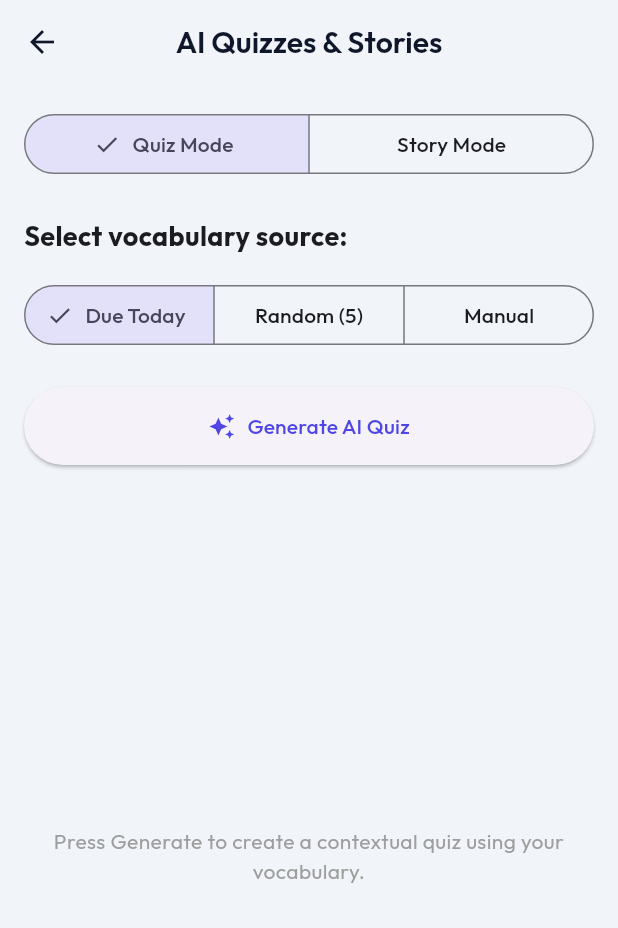
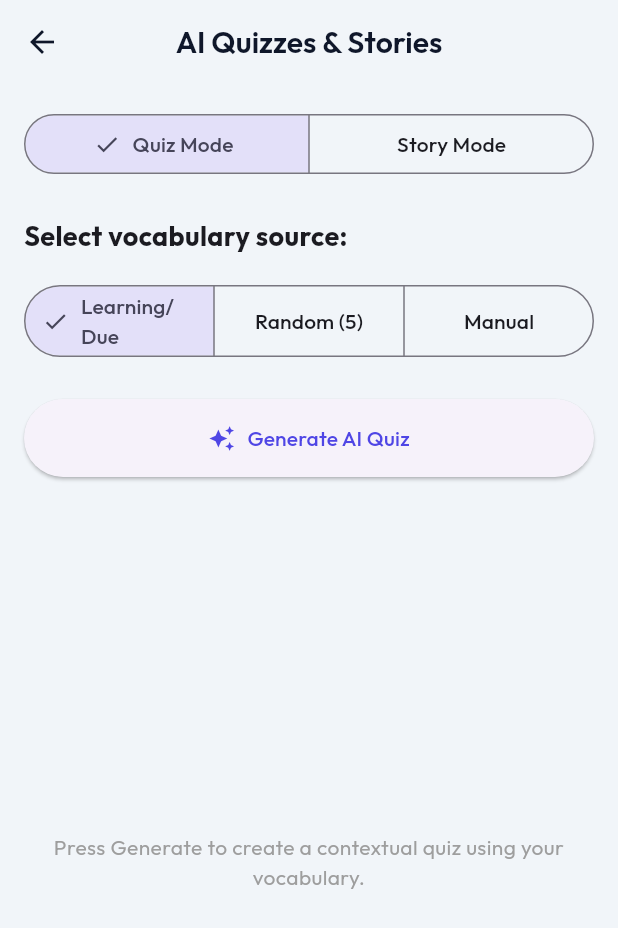
Before and after one commit to hsmoallem/AI-vocab-builder, a Flutter app: the AiQuizScreen screen opened directly, on a phone screen of 412 x 824 dp. Shown: the top 928 px of the screen. Run offline on Flutter 3.47's test engine with Material 3 defaults, Android fonts, the phone set to English and light mode, and no system bars; our stand-ins replace cloud_firestore, dropdown_button2, firebase_auth, firebase_core, flutter_tts, google_fonts and 7 more; missing offline and left inert: dart:html, flutter_pdfview, google_mlkit_language_id, syncfusion_flutter_pdf, syncfusion_flutter_pdfviewer; accounts and stored records are empty.

Commit message:
feat: add global WebTopBar to all screens and update Due Today logic to include new words

```diff
--- a/lib/screens/ai_quiz_screen.dart
+++ b/lib/screens/ai_quiz_screen.dart
@@ -1,9 +1,11 @@
+import 'package:flutter/foundation.dart';
 import 'package:flutter/material.dart';
 import 'package:provider/provider.dart';
 import '../providers/word_provider.dart';
 import '../services/translation_service.dart';
 import '../services/database_service.dart';
 import '../models/word.dart';
+import '../widgets/web_top_bar.dart';
 
 class AiQuizScreen extends StatefulWidget {
   const AiQuizScreen({super.key});
@@ -19,7 +21,7 @@ class _AiQuizScreenState extends State<AiQuizScreen> {
   List<Word> _selectedWords = [];
   bool _showAnswers = true;
 
-  int _selectionMode = 0; // 0 = Due Today, 1 = Random, 2 = Manual
+  int _selectionMode = 0; // 0 = Review, 1 = Random, 2 = Manual
   bool _isStoryMode = false;
 
   void _generateQuiz() async {
@@ -27,13 +29,18 @@ class _AiQuizScreenState extends State<AiQuizScreen> {
     List<Word> selected = [];
 
     if (_selectionMode == 0) {
-      // Due today
+      // Due today or New words
       final dueWords = await DatabaseService.getDueWords();
-      selected = dueWords.take(5).toList();
+      final newWords = await DatabaseService.getNewWords();
+      final reviewList = [...dueWords, ...newWords];
+
+      selected = reviewList.take(5).toList();
       if (selected.isEmpty) {
-        ScaffoldMessenger.of(context).showSnackBar(
-          const SnackBar(content: Text('No words are due for review today! Try Random or Manual selection.'))
-        );
+        if (mounted) {
+          ScaffoldMessenger.of(context).showSnackBar(
+            const SnackBar(content: Text('No words are due for review or learning! Try Random or Manual selection.'))
+          );
+        }
         return;
       }
     } else if (_selectionMode == 1) {
@@ -231,6 +238,7 @@ class _AiQuizScreenState extends State<AiQuizScreen> {
     return Scaffold(
       appBar: AppBar(
         title: const Text('AI Quizzes & Stories'),
+        actions: kIsWeb ? WebTopBar.buildActions(context) : null,
       ),
       body: Padding(
         padding: const EdgeInsets.all(16.0),
@@ -263,7 +271,7 @@ class _AiQuizScreenState extends State<AiQuizScreen> {
             const SizedBox(height: 16),
             SegmentedButton<int>(
               segments: [
-                const ButtonSegment(value: 0, label: Text('Due Today')),
+                const ButtonSegment(value: 0, label: Text('Learning/Due')),
                 ButtonSegment(value: 1, label: Text(_isStoryMode ? 'Random (10)' : 'Random (5)')),
                 const ButtonSegment(value: 2, label: Text('Manual')),
               ],
--- a/lib/screens/text_to_audio_screen.dart
+++ b/lib/screens/text_to_audio_screen.dart
@@ -9,6 +9,7 @@ import 'package:share_plus/share_plus.dart';
 
 import '../config/app_strings.dart';
 import '../widgets/searchable_dropdown.dart';
+import '../widgets/web_top_bar.dart';
 
 class TextToAudioScreen extends StatefulWidget {
   const TextToAudioScreen({super.key});
@@ -173,6 +174,7 @@ class _TextToAudioScreenState extends State<TextToAudioScreen> {
     return Scaffold(
       appBar: AppBar(
         title: const Text('Text-to-Audio Converter'),
+        actions: kIsWeb ? WebTopBar.buildActions(context) : null,
       ),
       body: Padding(
         padding: const EdgeInsets.all(16.0),
```
